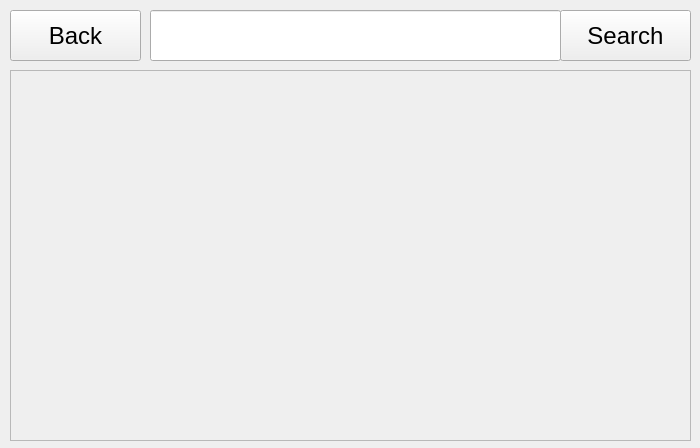
JerichoM2006/CS-Project, file QTSaves/Searching.ui: the form before one commit.
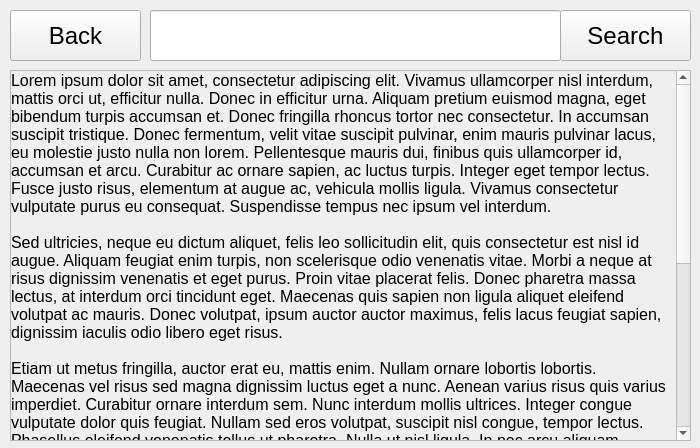
The form after the commit.

Commit message: SearchingWindow beginning implementation

```diff
--- a/QTSaves/Searching.ui
+++ b/QTSaves/Searching.ui
@@ -114,6 +114,93 @@
      </layout>
     </widget>
    </widget>
+   <widget class="QScrollArea" name="SectionScroll">
+    <property name="enabled">
+     <bool>true</bool>
+    </property>
+    <property name="geometry">
+     <rect>
+      <x>10</x>
+      <y>70</y>
+      <width>681</width>
+      <height>371</height>
+     </rect>
+    </property>
+    <property name="widgetResizable">
+     <bool>true</bool>
+    </property>
+    <widget class="QWidget" name="scrollAreaWidgetSection">
+     <property name="geometry">
+      <rect>
+       <x>0</x>
+       <y>-372</y>
+       <width>662</width>
+       <height>741</height>
+      </rect>
+     </property>
+     <property name="maximumSize">
+      <size>
+       <width>16777215</width>
+       <height>16777215</height>
+      </size>
+     </property>
+     <layout class="QVBoxLayout" name="verticalLayout_2">
+      <property name="spacing">
+       <number>0</number>
+      </property>
+      <property name="leftMargin">
+       <number>0</number>
+      </property>
+      <property name="topMargin">
+       <number>0</number>
+      </property>
+      <property name="rightMargin">
+       <number>0</number>
+      </property>
+      <property name="bottomMargin">
+       <number>0</number>
+      </property>
+      <item>
+       <widget class="QLabel" name="SectionLabel">
+        <property name="minimumSize">
+         <size>
+          <width>662</width>
+          <height>0</height>
+         </size>
+        </property>
+        <property name="maximumSize">
+         <size>
+          <width>662</width>
+          <height>16777215</height>
+         </size>
+        </property>
+        <property name="font">
+         <font>
+          <pointsize>12</pointsize>
+         </font>
+        </property>
+        <property name="text">
+         <string>Lorem ipsum dolor sit amet, consectetur adipiscing elit. Vivamus ullamcorper nisl interdum, mattis orci ut, efficitur nulla. Donec in efficitur urna. Aliquam pretium euismod magna, eget bibendum turpis accumsan et. Donec fringilla rhoncus tortor nec consectetur. In accumsan suscipit tristique. Donec fermentum, velit vitae suscipit pulvinar, enim mauris pulvinar lacus, eu molestie justo nulla non lorem. Pellentesque mauris dui, finibus quis ullamcorper id, accumsan et arcu. Curabitur ac ornare sapien, ac luctus turpis. Integer eget tempor lectus. Fusce justo risus, elementum at augue ac, vehicula mollis ligula. Vivamus consectetur vulputate purus eu consequat. Suspendisse tempus nec ipsum vel interdum.
+
+Sed ultricies, neque eu dictum aliquet, felis leo sollicitudin elit, quis consectetur est nisl id augue. Aliquam feugiat enim turpis, non scelerisque odio venenatis vitae. Morbi a neque at risus dignissim venenatis et eget purus. Proin vitae placerat felis. Donec pharetra massa lectus, at interdum orci tincidunt eget. Maecenas quis sapien non ligula aliquet eleifend volutpat ac mauris. Donec volutpat, ipsum auctor auctor maximus, felis lacus feugiat sapien, dignissim iaculis odio libero eget risus.
+
+Etiam ut metus fringilla, auctor erat eu, mattis enim. Nullam ornare lobortis lobortis. Maecenas vel risus sed magna dignissim luctus eget a nunc. Aenean varius risus quis varius imperdiet. Curabitur ornare interdum sem. Nunc interdum mollis ultrices. Integer congue vulputate dolor quis feugiat. Nullam sed eros volutpat, suscipit nisl congue, tempor lectus. Phasellus eleifend venenatis tellus ut pharetra. Nulla ut nisl ligula. In nec arcu aliquam, ornare leo sit amet, placerat sapien. Donec at consequat nunc, eget volutpat metus. Nunc at faucibus est. Proin vehicula, est non vulputate porttitor, magna mi tristique diam, et pharetra ex ex id est. Praesent auctor, leo ac dictum tincidunt, massa velit tempus tortor, eu tincidunt diam ante sed lacus. In non dictum turpis.
+
+Morbi vehicula mattis pellentesque. Sed turpis libero, facilisis in ex quis, tristique ultricies eros. Maecenas convallis euismod lectus sit amet ultricies. Nam fermentum pellentesque rutrum. Praesent volutpat mauris ipsum, ac ultricies est maximus eget. Vestibulum gravida orci id nisl volutpat euismod. Etiam vitae ante risus. Aliquam consequat luctus mi, a ornare sapien porttitor at.
+
+In egestas at massa sit amet sodales. Aenean lacinia ipsum erat, eu viverra lacus rhoncus quis. Nam justo justo, vestibulum nec lacus vel, eleifend cursus quam. Sed sollicitudin mollis risus eu ornare. Etiam vehicula mi eu turpis bibendum aliquet. Mauris vulputate consectetur dolor, sed malesuada ante faucibus sit amet. Nam quis enim non est dignissim ultrices sed ac libero. Nunc iaculis tellus non orci convallis convallis. Donec bibendum ex sed nisl dapibus facilisis. Aliquam cursus, libero ac facilisis aliquet, neque tellus suscipit lacus, blandit ornare lorem justo sed nisl. Morbi pretium dapibus eros non hendrerit.</string>
+        </property>
+        <property name="alignment">
+         <set>Qt::AlignLeading|Qt::AlignLeft|Qt::AlignTop</set>
+        </property>
+        <property name="wordWrap">
+         <bool>true</bool>
+        </property>
+       </widget>
+      </item>
+     </layout>
+    </widget>
+   </widget>
   </widget>
  </widget>
  <resources/>
```
Left out of the diff: 2 changed lines with no effect on the pictures. The commit also changes 3 other files.
